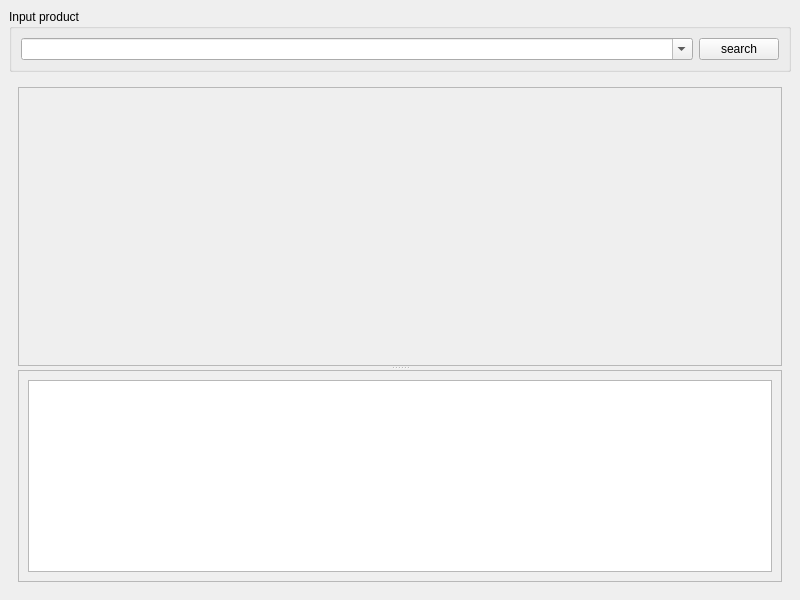
First picture: the form in gui.ui, repository draapho/chemistwarehouse-spider, before the edit.
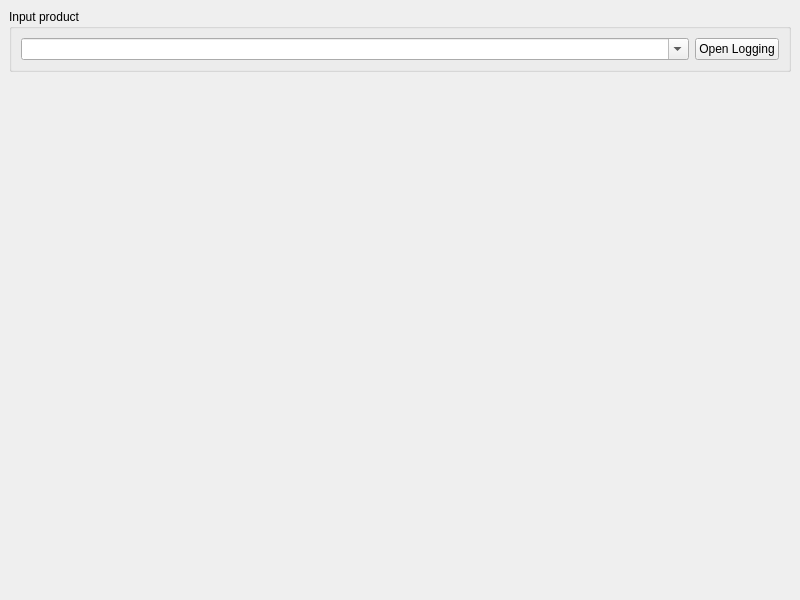
Second picture: the form after the edit.

What changed in the file:
```diff
--- a/gui.ui
+++ b/gui.ui
@@ -30,7 +30,7 @@
        <item>
         <widget class="QComboBox" name="comboBoxProduct">
          <property name="sizePolicy">
-          <sizepolicy hsizetype="Preferred" vsizetype="Preferred">
+          <sizepolicy hsizetype="Expanding" vsizetype="Preferred">
            <horstretch>0</horstretch>
            <verstretch>0</verstretch>
           </sizepolicy>
@@ -43,13 +43,13 @@
        <item>
         <widget class="QPushButton" name="pushButton">
          <property name="sizePolicy">
-          <sizepolicy hsizetype="Fixed" vsizetype="Preferred">
+          <sizepolicy hsizetype="Preferred" vsizetype="Preferred">
            <horstretch>0</horstretch>
            <verstretch>0</verstretch>
           </sizepolicy>
          </property>
          <property name="text">
-          <string>search</string>
+          <string>Open Logging</string>
          </property>
         </widget>
        </item>
@@ -57,91 +57,14 @@
      </widget>
     </item>
     <item>
-     <widget class="QWidget" name="widget" native="true">
+     <widget class="QWidget" name="widgetDraw" native="true">
       <property name="sizePolicy">
        <sizepolicy hsizetype="Expanding" vsizetype="Expanding">
         <horstretch>0</horstretch>
         <verstretch>0</verstretch>
        </sizepolicy>
       </property>
-      <layout class="QVBoxLayout" name="verticalLayout_2">
-       <item>
-        <widget class="QSplitter" name="splitter">
-         <property name="sizePolicy">
-          <sizepolicy hsizetype="Expanding" vsizetype="Expanding">
-           <horstretch>0</horstretch>
-           <verstretch>0</verstretch>
-          </sizepolicy>
-         </property>
-         <property name="orientation">
-          <enum>Qt::Vertical</enum>
-         </property>
-         <widget class="QScrollArea" name="scrollArea">
-          <property name="sizePolicy">
-           <sizepolicy hsizetype="Expanding" vsizetype="Expanding">
-            <horstretch>0</horstretch>
-            <verstretch>1</verstretch>
-           </sizepolicy>
-          </property>
-          <property name="widgetResizable">
-           <bool>true</bool>
-          </property>
-          <widget class="QWidget" name="scrollAreaWidgetContents">
-           <property name="geometry">
-            <rect>
-             <x>0</x>
-             <y>0</y>
-             <width>762</width>
-             <height>284</height>
-            </rect>
-           </property>
-           <layout class="QVBoxLayout" name="verticalLayout_4">
-            <item>
-             <widget class="QWidget" name="widgetDraw" native="true">
-              <property name="sizePolicy">
-               <sizepolicy hsizetype="Expanding" vsizetype="Expanding">
-                <horstretch>0</horstretch>
-                <verstretch>0</verstretch>
-               </sizepolicy>
-              </property>
-              <layout class="QVBoxLayout" name="verticalLayoutDraw"/>
-             </widget>
-            </item>
-           </layout>
-          </widget>
-         </widget>
-         <widget class="QScrollArea" name="scrollArea_2">
-          <property name="enabled">
-           <bool>true</bool>
-          </property>
-          <property name="sizePolicy">
-           <sizepolicy hsizetype="Expanding" vsizetype="Preferred">
-            <horstretch>0</horstretch>
-            <verstretch>0</verstretch>
-           </sizepolicy>
-          </property>
-          <property name="widgetResizable">
-           <bool>true</bool>
-          </property>
-          <widget class="QWidget" name="scrollAreaWidgetContents_2">
-           <property name="geometry">
-            <rect>
-             <x>0</x>
-             <y>0</y>
-             <width>762</width>
-             <height>210</height>
-            </rect>
-           </property>
-           <layout class="QVBoxLayout" name="verticalLayout_3">
-            <item>
-             <widget class="QTextBrowser" name="textBrowserLog"/>
-            </item>
-           </layout>
-          </widget>
-         </widget>
-        </widget>
-       </item>
-      </layout>
+      <layout class="QVBoxLayout" name="verticalLayoutDraw"/>
      </widget>
     </item>
    </layout>
```
Left out of the diff: 2 changed lines with no effect on the pictures.
